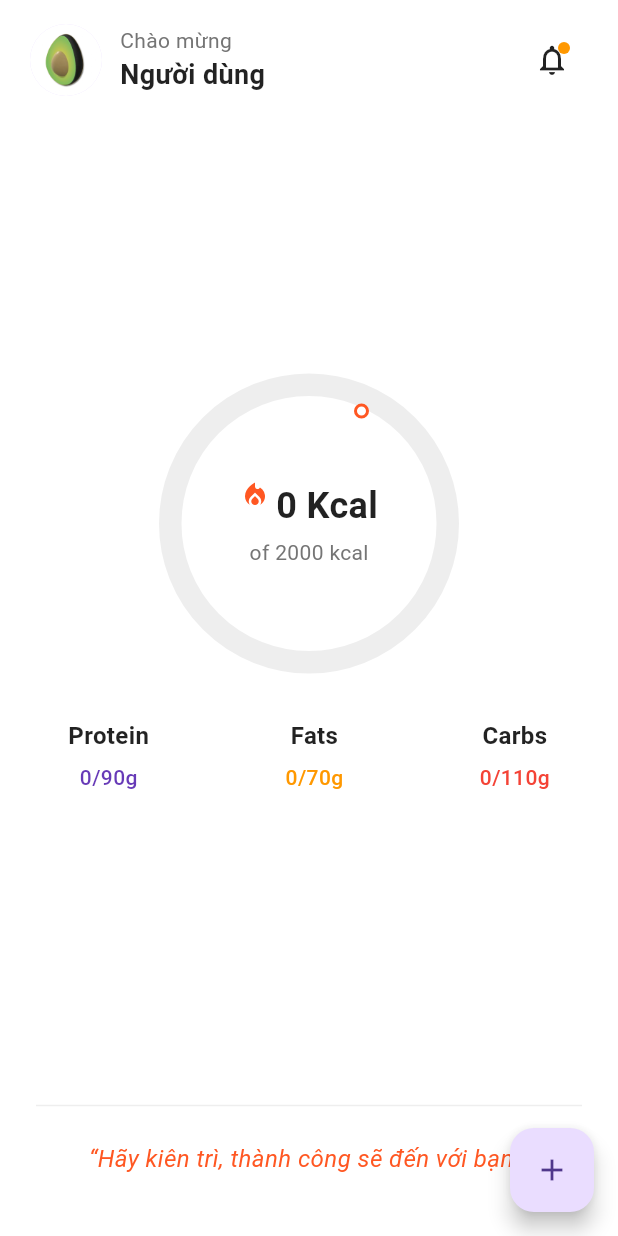
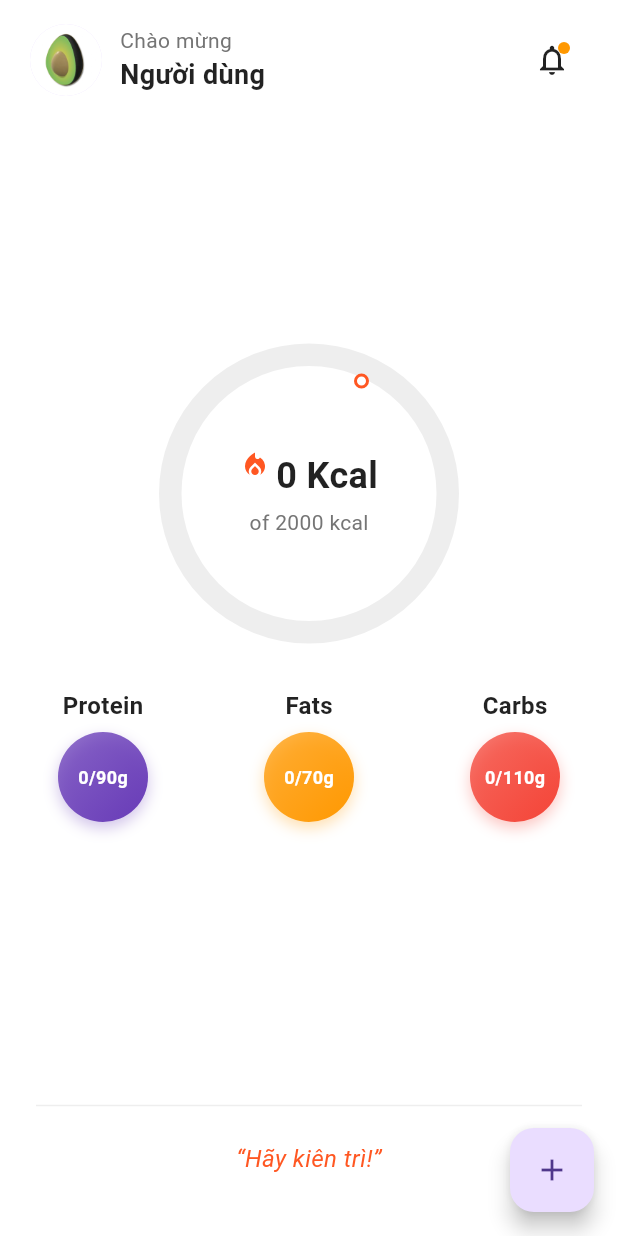
Before and after one commit to Deapo/Calories_Tracker, a Flutter app: the screen it shows once a user with an empty profile is signed in, on a phone screen of 412 x 824 dp. Run offline on Flutter 3.47's test engine with Material 3 defaults, Android fonts, the phone set to English and light mode, and no system bars; our stand-ins replace cloud_firestore, firebase_auth, firebase_core, fl_chart, google_fonts, numberpicker; missing offline and left inert: mobile_scanner; accounts and stored records are empty.

Commit message:
Edit home screeen

```diff
--- a/lib/screens/home_screen.dart
+++ b/lib/screens/home_screen.dart
@@ -305,7 +305,7 @@ class HomeScreen extends StatelessWidget {
                   Divider(thickness: 1, color: Colors.grey.shade200),
                   SizedBox(height: 16),
                   Text(
-                    '“Hãy kiên trì, thành công sẽ đến với bạn!”',
+                    '“Hãy kiên trì!”',
                     style: TextStyle(
                       fontStyle: FontStyle.italic,
                       fontSize: 16,
@@ -335,26 +335,11 @@ class HomeScreen extends StatelessWidget {
 
   // Widget nhỏ cho macro
   Widget _macroItem(String label, double value, double goal, Color color) {
-    return Column(
-      children: [
-        Text(
-          label,
-          style: TextStyle(
-            fontWeight: FontWeight.bold,
-            color: Colors.black87,
-            fontSize: 16,
-          ),
-        ),
-        SizedBox(height: 6),
-        Text(
-          '${value.toInt()}/${goal.toInt()}g',
-          style: TextStyle(
-            fontSize: 14,
-            color: color,
-            fontWeight: FontWeight.w500,
-          ),
-        ),
-      ],
+    return AnimatedMacroCircle(
+      label: label,
+      value: value,
+      goal: goal,
+      color: color,
     );
   }
 }
@@ -409,3 +394,113 @@ class CalorieProgressPainter extends CustomPainter {
     return true;
   }
 }
+
+// Animated Macro Circle Widget
+class AnimatedMacroCircle extends StatefulWidget {
+  final String label;
+  final double value;
+  final double goal;
+  final Color color;
+
+  const AnimatedMacroCircle({
+    Key? key,
+    required this.label,
+    required this.value,
+    required this.goal,
+    required this.color,
+  }) : super(key: key);
+
+  @override
+  State<AnimatedMacroCircle> createState() => _AnimatedMacroCircleState();
+}
+
+class _AnimatedMacroCircleState extends State<AnimatedMacroCircle> with SingleTickerProviderStateMixin {
+  late AnimationController _controller;
+  late Animation<double> _animation;
+
+  @override
+  void initState() {
+    super.initState();
+    _controller = AnimationController(
+      duration: const Duration(seconds: 2),
+      vsync: this,
+    );
+
+    _animation = Tween<double>(
+      begin: 0,
+      end: widget.value / widget.goal,
+    ).animate(CurvedAnimation(
+      parent: _controller,
+      curve: Curves.easeInOut,
+    ));
+
+    _controller.forward();
+  }
+
+  @override
+  void dispose() {
+    _controller.dispose();
+    super.dispose();
+  }
+
+  @override
+  Widget build(BuildContext context) {
+    return Column(
+      children: [
+        Text(
+          widget.label,
+          style: TextStyle(
+            fontWeight: FontWeight.bold,
+            color: Colors.black87,
+            fontSize: 16,
+          ),
+        ),
+        SizedBox(height: 6),
+        AnimatedBuilder(
+          animation: _animation,
+          builder: (context, child) {
+            return Transform(
+              transform: Matrix4.identity()
+                ..setEntry(3, 2, 0.001)
+                ..rotateX(_animation.value * 0.5)
+                ..rotateY(_animation.value * 0.5),
+              alignment: Alignment.center,
+              child: Container(
+                width: 60,
+                height: 60,
+                decoration: BoxDecoration(
+                  shape: BoxShape.circle,
+                  gradient: LinearGradient(
+                    begin: Alignment.topLeft,
+                    end: Alignment.bottomRight,
+                    colors: [
+                      widget.color.withOpacity(0.7),
+                      widget.color,
+                    ],
+                  ),
+                  boxShadow: [
+                    BoxShadow(
+                      color: widget.color.withOpacity(0.3),
+                      blurRadius: 8,
+                      offset: Offset(0, 4),
+                    ),
+                  ],
+                ),
+                child: Center(
+                  child: Text(
+                    '${widget.value.toInt()}/${widget.goal.toInt()}g',
+                    style: TextStyle(
+                      fontSize: 12,
+                      color: Colors.white,
+                      fontWeight: FontWeight.bold,
+                    ),
+                  ),
+                ),
+              ),
+            );
+          },
+        ),
+      ],
+    );
+  }
+}
```
